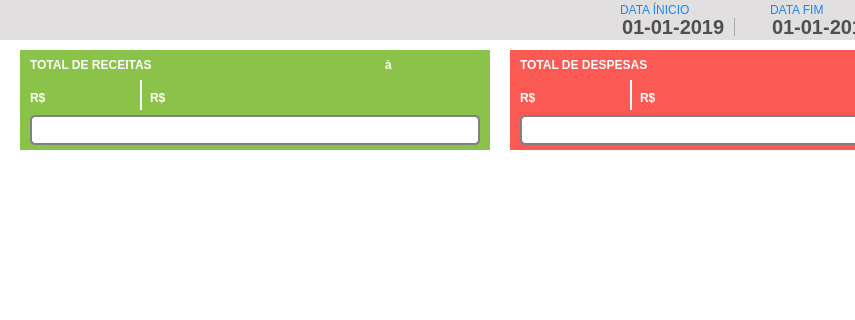
Old version of the form UI_Files/movConta.ui in the repository andrersp/controleEstoque; both pictures show x 0 to 855 and y 0 to 320 of the 1000 by 500 pixel window.
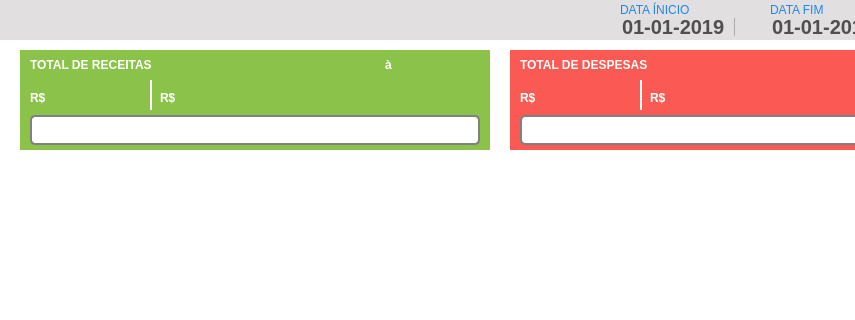
New version of the form. Icons and pictures are not drawn.

Commit message: contas a pagar e receber finalizados

Diff of the .ui file:
```diff
--- a/UI_Files/movConta.ui
+++ b/UI_Files/movConta.ui
@@ -433,7 +433,7 @@
     <widget class="QLabel" name="lb_entradaPendente">
      <property name="geometry">
       <rect>
-       <x>155</x>
+       <x>165</x>
        <y>30</y>
        <width>100</width>
        <height>25</height>
@@ -455,7 +455,7 @@
     <widget class="QLabel" name="label_8">
      <property name="geometry">
       <rect>
-       <x>130</x>
+       <x>140</x>
        <y>35</y>
        <width>25</width>
        <height>20</height>
@@ -480,7 +480,7 @@
     <widget class="Line" name="line">
      <property name="geometry">
       <rect>
-       <x>120</x>
+       <x>130</x>
        <y>30</y>
        <width>2</width>
        <height>30</height>
@@ -665,7 +665,7 @@
     <widget class="Line" name="line_3">
      <property name="geometry">
       <rect>
-       <x>120</x>
+       <x>130</x>
        <y>30</y>
        <width>2</width>
        <height>30</height>
@@ -681,7 +681,7 @@
     <widget class="QLabel" name="lb_despesaAPagar">
      <property name="geometry">
       <rect>
-       <x>155</x>
+       <x>165</x>
        <y>30</y>
        <width>100</width>
        <height>25</height>
@@ -703,7 +703,7 @@
     <widget class="QLabel" name="label_10">
      <property name="geometry">
       <rect>
-       <x>130</x>
+       <x>140</x>
        <y>35</y>
        <width>25</width>
        <height>20</height>
```
The commit also changes 14 other files.
